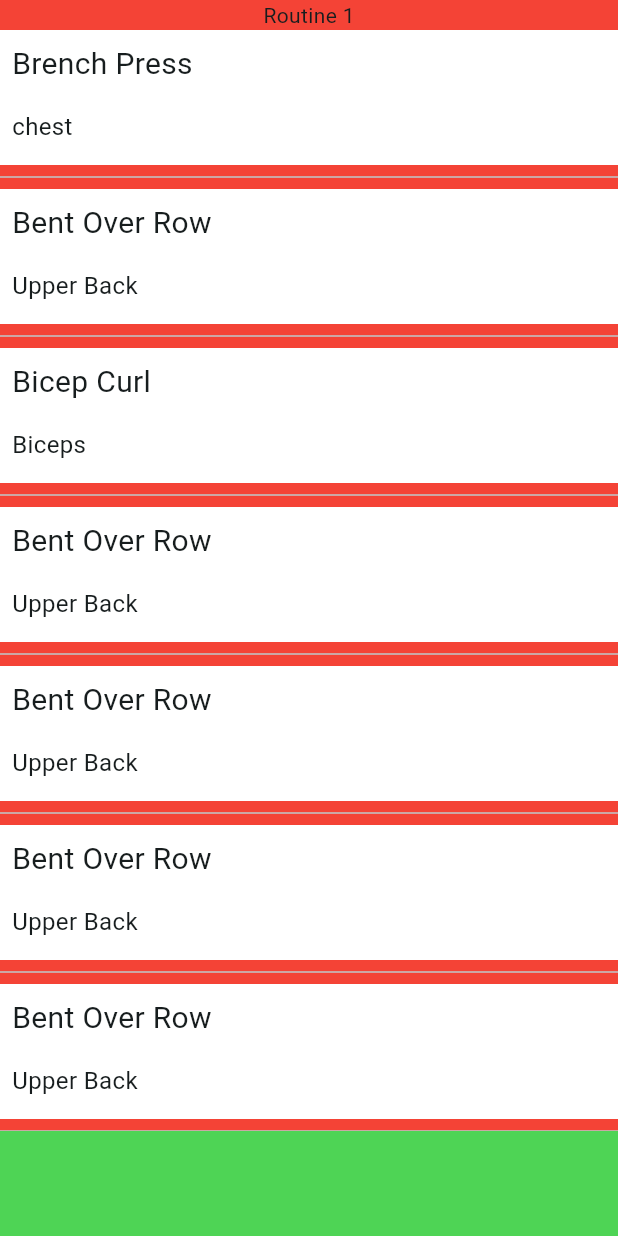
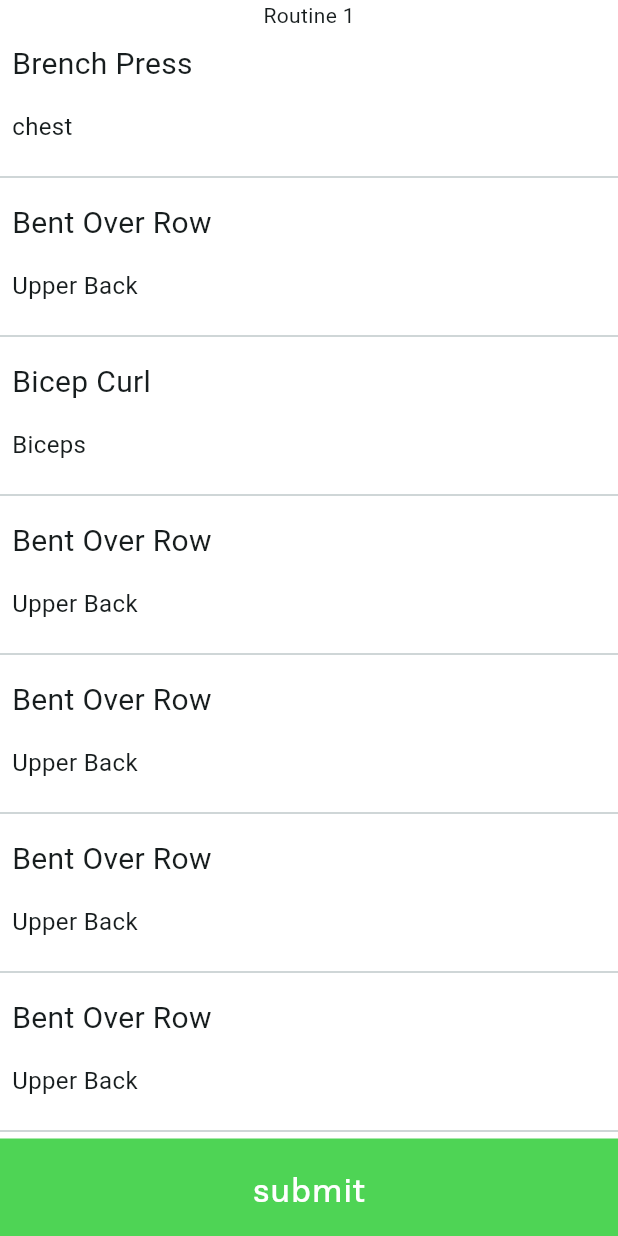
Before and after one commit to Kali-05/Mini-Project, a Flutter app: the MyRoutines screen opened directly, on a phone screen of 412 x 824 dp. Run offline on Flutter 3.47's test engine with Material 3 defaults, Android fonts, the phone set to English and light mode, and no system bars.

Commit message:
new page

```diff
--- a/lib/routines.dart
+++ b/lib/routines.dart
@@ -23,7 +23,8 @@ class _MyRoutinesState extends State<MyRoutines> {
             Expanded(
               child: SingleChildScrollView(
                 child: Container(
-                  decoration: BoxDecoration(color: Colors.red),
+                  decoration: BoxDecoration(
+                      color: const Color.fromARGB(255, 255, 255, 255)),
                   child: Column(
                     children: [
                       Text('Routine 1'),
@@ -89,7 +90,8 @@ class _MyRoutinesState extends State<MyRoutines> {
                           });
                           print('hello');
                         },
-                      ),Divider(),
+                      ),
+                      Divider(),
                       GestureDetector(
                         child: customContainer(
                           backgroundColor: changeColor2,
@@ -104,7 +106,8 @@ class _MyRoutinesState extends State<MyRoutines> {
                           });
                           print('hello');
                         },
-                      ),Divider(),
+                      ),
+                      Divider(),
                       GestureDetector(
                         child: customContainer(
                           backgroundColor: changeColor2,
@@ -119,7 +122,8 @@ class _MyRoutinesState extends State<MyRoutines> {
                           });
                           print('hello');
                         },
-                      ),Divider(),
+                      ),
+                      Divider(),
                       GestureDetector(
                         child: customContainer(
                           backgroundColor: changeColor2,
@@ -134,7 +138,8 @@ class _MyRoutinesState extends State<MyRoutines> {
                           });
                           print('hello');
                         },
-                      ),Divider(),
+                      ),
+                      Divider(),
                       GestureDetector(
                         child: customContainer(
                           backgroundColor: changeColor2,
@@ -155,10 +160,19 @@ class _MyRoutinesState extends State<MyRoutines> {
                 ),
               ),
             ),
-            Container(
-              decoration:
-                  BoxDecoration(color: Color.fromARGB(255, 78, 212, 85)),
-              height: 70,
+            GestureDetector(
+
+              child: Container(
+                decoration:
+                    BoxDecoration(color: Color.fromARGB(255, 78, 212, 85)),
+                height: 65,
+                width: double.infinity,
+                alignment: Alignment(0, 0),
+                child: SemiFont(textname: 'submit'),
+              ),
+           onTap: () {
+             Navigator.pop(context);
+           },
             ),
           ],
         ),
```
